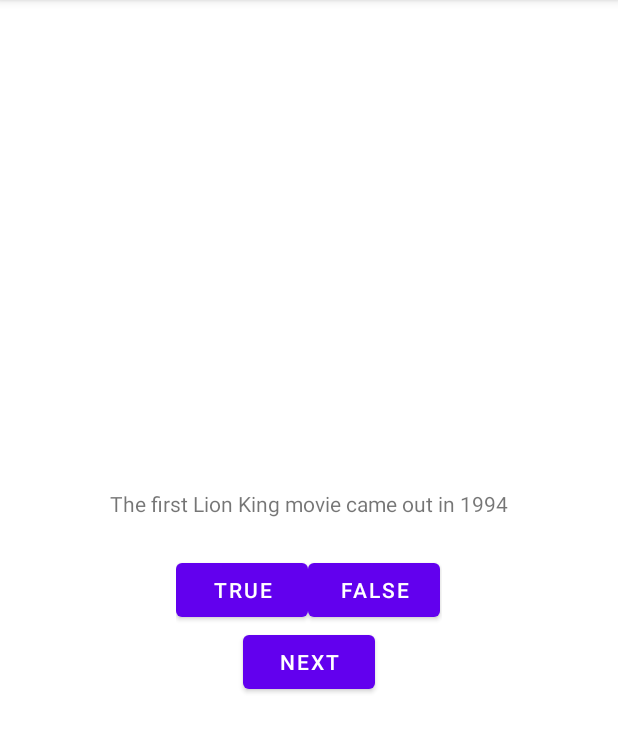
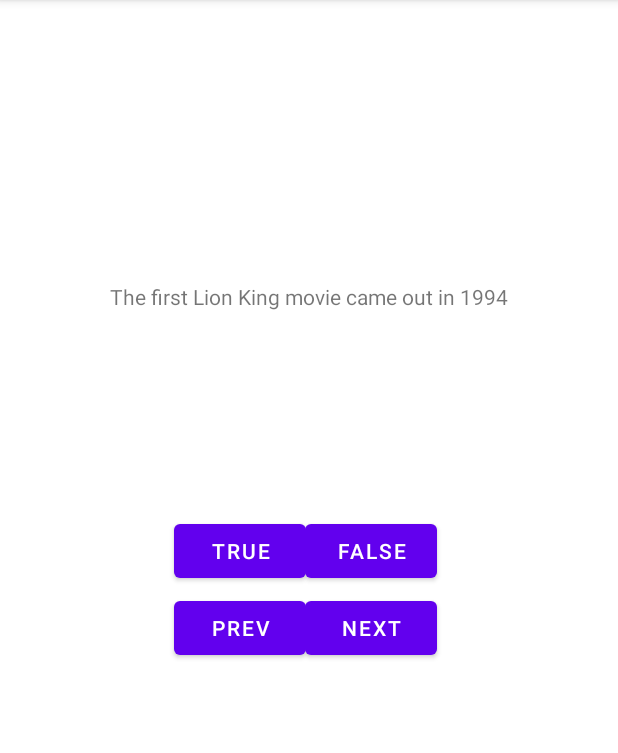
Before and after one commit to jcolleran01/AppQuiz, an Android app: the screen it shows after launch (MainActivity), on a phone screen of 412 x 824 dp, the part 84-837 px from its top. Run offline under Robolectric (Android 15) with nearby library versions, the phone set to English and light mode, and no system bars.

Commit message:
made some changes

```diff
--- a/app/src/main/java/com/example/geoquiz/MainActivity.java
+++ b/app/src/main/java/com/example/geoquiz/MainActivity.java
@@ -15,6 +15,7 @@ public class MainActivity extends AppCompatActivity implements View.OnClickListe
     private Button mTrueButton;
     private Button mFalseButton;
     private Button mNextButton;
+    private Button mpreviousButton;
     private TextView mQuestionTextView;
 
     private Question[] mQuestionBank = new Question[] {
@@ -34,6 +35,7 @@ public class MainActivity extends AppCompatActivity implements View.OnClickListe
         setContentView(R.layout.activity_main);
 
         mQuestionTextView = (TextView) findViewById(R.id.question_text_view);
+        mQuestionTextView.setOnClickListener(this);
         //updateQuestion();
 
         mTrueButton = (Button) findViewById(R.id.true_button);
@@ -45,11 +47,15 @@ public class MainActivity extends AppCompatActivity implements View.OnClickListe
         mNextButton = (Button) findViewById(R.id.next_button);
         mNextButton.setOnClickListener(this);
 
+        mpreviousButton = (Button) findViewById(R.id.previousbutton);
+        mpreviousButton.setOnClickListener(this);
+
     }
     private void updateQuestion(){
         int question = mQuestionBank[mCurrentIndex].getTextResId();
         mQuestionTextView.setText(question);
     }
+
 
     private void checkAnswer(boolean userPressedTrue){
         boolean answerIsTrue = mQuestionBank[mCurrentIndex].isAnswerTrue();
@@ -80,9 +86,15 @@ public class MainActivity extends AppCompatActivity implements View.OnClickListe
         else if (v.getId() == R.id.false_button){
             checkAnswer(false);
         }
-        else if (v.getId() == R.id.next_button){
+        else if (v.getId() == R.id.next_button || v.getId() == R.id.question_text_view){
             mCurrentIndex = (mCurrentIndex + 1) % mQuestionBank.length;
             updateQuestion();
+        }
+        else if (v.getId() == R.id.previousbutton){
+           if (mCurrentIndex > 0){
+               mCurrentIndex = (mCurrentIndex - 1) % mQuestionBank.length;
+               updateQuestion();
+           }
         }
     }
 
--- a/app/src/main/res/layout/activity_main.xml
+++ b/app/src/main/res/layout/activity_main.xml
@@ -1,49 +1,75 @@
 <?xml version="1.0" encoding="utf-8"?>
-<LinearLayout xmlns:android="http://schemas.android.com/apk/res/android"
+<androidx.constraintlayout.widget.ConstraintLayout xmlns:android="http://schemas.android.com/apk/res/android"
     xmlns:app="http://schemas.android.com/apk/res-auto"
     xmlns:tools="http://schemas.android.com/tools"
+    android:id="@+id/linearLayout3"
     android:layout_width="match_parent"
     android:layout_height="match_parent"
-    android:gravity="center"
-    android:orientation="vertical">
+    android:gravity="center">
 
     <TextView
         android:id="@+id/question_text_view"
         android:layout_width="wrap_content"
         android:layout_height="wrap_content"
         android:padding="24dp"
-        android:text="@string/question_lionking" />
+        android:text="@string/question_lionking"
+        app:layout_constraintBottom_toTopOf="@+id/linearLayout"
+        app:layout_constraintEnd_toEndOf="parent"
+        app:layout_constraintStart_toStartOf="parent"
+        app:layout_constraintTop_toTopOf="parent"
+        app:layout_constraintVertical_chainStyle="packed" />
 
     <androidx.constraintlayout.widget.ConstraintLayout
         android:id="@+id/linearLayout"
         android:layout_width="wrap_content"
-        android:layout_height="wrap_content">
+        android:layout_height="wrap_content"
+        app:layout_constraintBottom_toTopOf="@+id/next_button"
+        app:layout_constraintEnd_toEndOf="@+id/next_button"
+        app:layout_constraintHorizontal_bias="0.0"
+        app:layout_constraintStart_toEndOf="@+id/next_button"
+        app:layout_constraintTop_toBottomOf="@+id/question_text_view">
 
-        <Button
-            android:id="@+id/true_button"
-            android:layout_width="wrap_content"
-            android:layout_height="wrap_content"
-            android:layout_marginEnd="89dp"
-            android:layout_marginRight="89dp"
-            android:text="@string/true_button"
-            app:layout_constraintBaseline_toBaselineOf="@+id/false_button"
-            app:layout_constraintEnd_toEndOf="parent" />
+    </androidx.constraintlayout.widget.ConstraintLayout>
 
-        <Button
-            android:id="@+id/false_button"
-            android:layout_width="wrap_content"
-            android:layout_height="wrap_content"
-            android:text="@string/false_button"
-            app:layout_constraintBottom_toBottomOf="parent"
-            app:layout_constraintStart_toEndOf="@+id/true_button" />
-    </androidx.constraintlayout.widget.ConstraintLayout>
     <Button
         android:id="@+id/next_button"
         android:layout_width="wrap_content"
         android:layout_height="wrap_content"
+        android:drawablePadding="4dp"
         android:text="@string/next_button"
-        android:drawablePadding="4dp"/>
+        app:layout_constraintBaseline_toBaselineOf="@+id/previousbutton"
+        app:layout_constraintStart_toStartOf="@+id/false_button" />
+
+    <Button
+        android:id="@+id/previousbutton"
+        android:layout_width="wrap_content"
+        android:layout_height="wrap_content"
+        android:layout_marginTop="3dp"
+        android:text="Prev"
+        app:layout_constraintStart_toStartOf="@+id/true_button"
+        app:layout_constraintTop_toBottomOf="@+id/false_button" />
+
+    <Button
+        android:id="@+id/false_button"
+        android:layout_width="wrap_content"
+        android:layout_height="wrap_content"
+        android:layout_marginEnd="71dp"
+        android:layout_marginRight="71dp"
+        android:text="@string/false_button"
+        app:layout_constraintBaseline_toBaselineOf="@+id/true_button"
+        app:layout_constraintEnd_toEndOf="@+id/question_text_view" />
+
+    <Button
+        android:id="@+id/true_button"
+        android:layout_width="wrap_content"
+        android:layout_height="wrap_content"
+        android:layout_marginTop="343dp"
+        android:layout_marginEnd="87dp"
+        android:layout_marginRight="87dp"
+        android:text="@string/true_button"
+        app:layout_constraintEnd_toEndOf="@+id/false_button"
+        app:layout_constraintTop_toTopOf="parent" />
 
     <!--android:drawableRight="@drawable/arrow_right"-->
 
-</LinearLayout>
+</androidx.constraintlayout.widget.ConstraintLayout>
```
